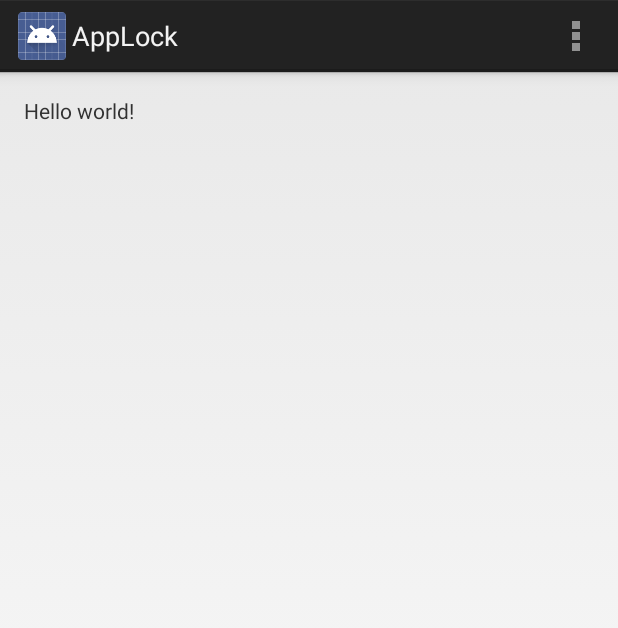
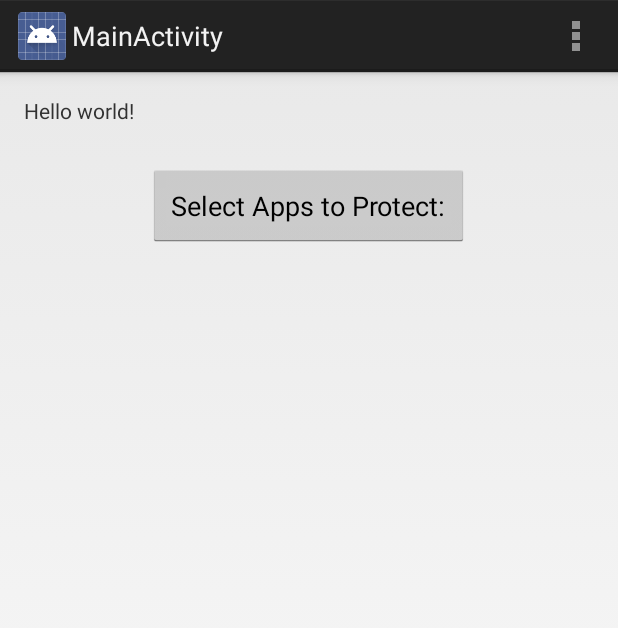
Before and after one commit to mcrazy20/AppLock, an Android app: the screen it shows after launch (MainActivity), on a phone screen of 412 x 824 dp. Shown: the top 628 px of the screen. Run offline under Robolectric (Android 15) with nearby library versions, the phone set to English and light mode, and no system bars; 2 statements that could not run were skipped.

Commit message:
does moar stuff

```diff
--- a/app/src/main/AndroidManifest.xml
+++ b/app/src/main/AndroidManifest.xml
@@ -9,7 +9,9 @@
         android:theme="@style/AppTheme" >
         <activity
             android:name=".MainActivity"
-            android:label="@string/app_name" >
+            android:label="@string/title_activity_main">
+            <!--android:label="@string/app_name" >-->
+
             <intent-filter>
                 <action android:name="android.intent.action.MAIN" />
 
--- a/app/src/main/java/com/example/j/applock/MainActivity.java
+++ b/app/src/main/java/com/example/j/applock/MainActivity.java
@@ -40,7 +40,7 @@ public class MainActivity extends Activity {
 
             @Override
             public void onClick(View v) {
-                // TODO Auto-generated method stub
+
 
                 ArrayAdapter<String> adp = new ArrayAdapter<String>(getBaseContext(),
                         android.R.layout.simple_dropdown_item_1line, li);
--- a/app/src/main/res/layout/activity_main.xml
+++ b/app/src/main/res/layout/activity_main.xml
@@ -6,7 +6,18 @@
     android:paddingRight="@dimen/activity_horizontal_margin"
     android:paddingTop="@dimen/activity_vertical_margin"
     android:paddingBottom="@dimen/activity_vertical_margin"
-    tools:context=".MainActivity">
+    tools:context=".MainActivity"
+    android:id="@+id/rl">
+
+    <Button
+        android:id="@+id/button1"
+        android:layout_width="wrap_content"
+        android:layout_height="wrap_content"
+        android:layout_alignParentTop="true"
+        android:layout_centerHorizontal="true"
+        android:layout_marginTop="45dp"
+        android:padding="15dp"
+        android:text="Select Apps to Protect:" />
 
     <TextView
         android:text="@string/hello_world"
--- a/app/src/main/res/values/strings.xml
+++ b/app/src/main/res/values/strings.xml
@@ -4,5 +4,5 @@
     <string name="app_name">AppLock</string>
     <string name="hello_world">Hello world!</string>
     <string name="action_settings">Settings</string>
-
+    <string name="title_activity_main">MainActivity</string>
 </resources>
```
